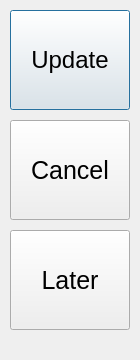
Above: UpdateDialog/dialog.ui from Pylyp-Roboneers/Update before the change. Below: the same form after it.
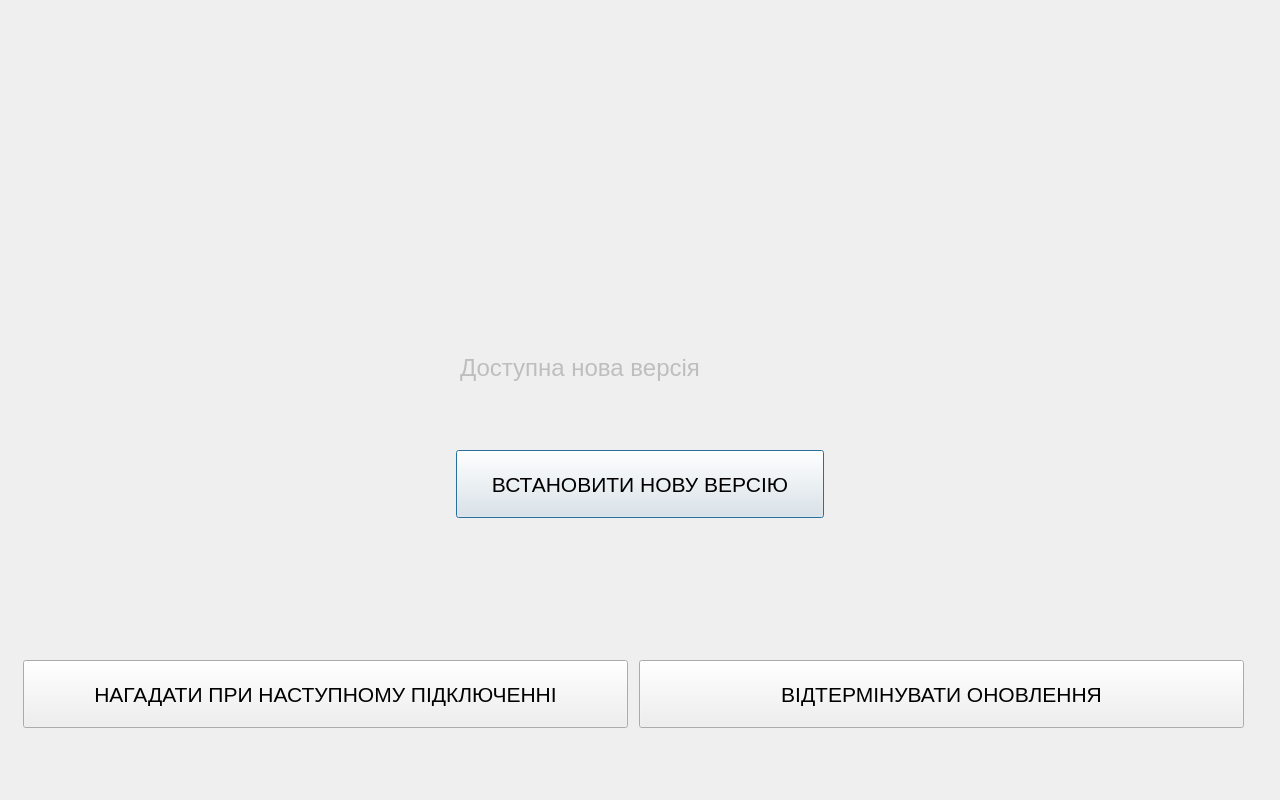
That is the form after the change.

Commit message: designer dialog style

Diff of the .ui file:
```diff
--- a/UpdateDialog/dialog.ui
+++ b/UpdateDialog/dialog.ui
@@ -6,8 +6,8 @@
    <rect>
     <x>0</x>
     <y>0</y>
-    <width>140</width>
-    <height>360</height>
+    <width>1280</width>
+    <height>800</height>
    </rect>
   </property>
   <property name="windowTitle">
@@ -16,55 +16,103 @@
   <widget class="QPushButton" name="pushButton">
    <property name="geometry">
     <rect>
-     <x>10</x>
-     <y>10</y>
-     <width>120</width>
-     <height>100</height>
+     <x>456</x>
+     <y>450</y>
+     <width>368</width>
+     <height>68</height>
     </rect>
    </property>
    <property name="font">
     <font>
-     <pointsize>18</pointsize>
+     <pointsize>16</pointsize>
     </font>
    </property>
    <property name="text">
-    <string>Update</string>
+    <string>ВСТАНОВИТИ НОВУ ВЕРСІЮ</string>
    </property>
   </widget>
   <widget class="QPushButton" name="pushButton_2">
    <property name="geometry">
     <rect>
-     <x>10</x>
-     <y>120</y>
-     <width>120</width>
-     <height>100</height>
+     <x>23</x>
+     <y>660</y>
+     <width>605</width>
+     <height>68</height>
     </rect>
    </property>
    <property name="font">
     <font>
-     <pointsize>19</pointsize>
+     <pointsize>16</pointsize>
     </font>
    </property>
    <property name="text">
-    <string>Cancel</string>
+    <string>НАГАДАТИ ПРИ НАСТУПНОМУ ПІДКЛЮЧЕННІ</string>
    </property>
   </widget>
   <widget class="QPushButton" name="pushButton_3">
    <property name="geometry">
     <rect>
-     <x>10</x>
-     <y>230</y>
-     <width>120</width>
-     <height>100</height>
+     <x>639</x>
+     <y>660</y>
+     <width>605</width>
+     <height>68</height>
     </rect>
    </property>
    <property name="font">
     <font>
-     <pointsize>19</pointsize>
+     <pointsize>16</pointsize>
     </font>
    </property>
    <property name="text">
-    <string>Later</string>
+    <string>ВІДТЕРМІНУВАТИ ОНОВЛЕННЯ</string>
+   </property>
+  </widget>
+  <widget class="QTextEdit" name="textComment">
+   <property name="enabled">
+    <bool>false</bool>
+   </property>
+   <property name="geometry">
+    <rect>
+     <x>456</x>
+     <y>350</y>
+     <width>368</width>
+     <height>68</height>
+    </rect>
+   </property>
+   <property name="font">
+    <font>
+     <family>Times New Roman</family>
+     <pointsize>16</pointsize>
+     <strikeout>false</strikeout>
+     <stylestrategy>PreferDefault</stylestrategy>
+     <kerning>false</kerning>
+    </font>
+   </property>
+   <property name="mouseTracking">
+    <bool>false</bool>
+   </property>
+   <property name="acceptDrops">
+    <bool>false</bool>
+   </property>
+   <property name="frameShape">
+    <enum>QFrame::NoFrame</enum>
+   </property>
+   <property name="frameShadow">
+    <enum>QFrame::Plain</enum>
+   </property>
+   <property name="verticalScrollBarPolicy">
+    <enum>Qt::ScrollBarAlwaysOff</enum>
+   </property>
+   <property name="horizontalScrollBarPolicy">
+    <enum>Qt::ScrollBarAlwaysOff</enum>
+   </property>
+   <property name="font">
+    <font>
+     <pointsize>18</pointsize>
+    </font>
+   </property>
+   <property name="text">
+    <string>Доступна нова версія</string>
    </property>
   </widget>
  </widget>
```
Left out of the diff: 2 changed lines with no effect on the pictures. The commit also changes 4 other files.
